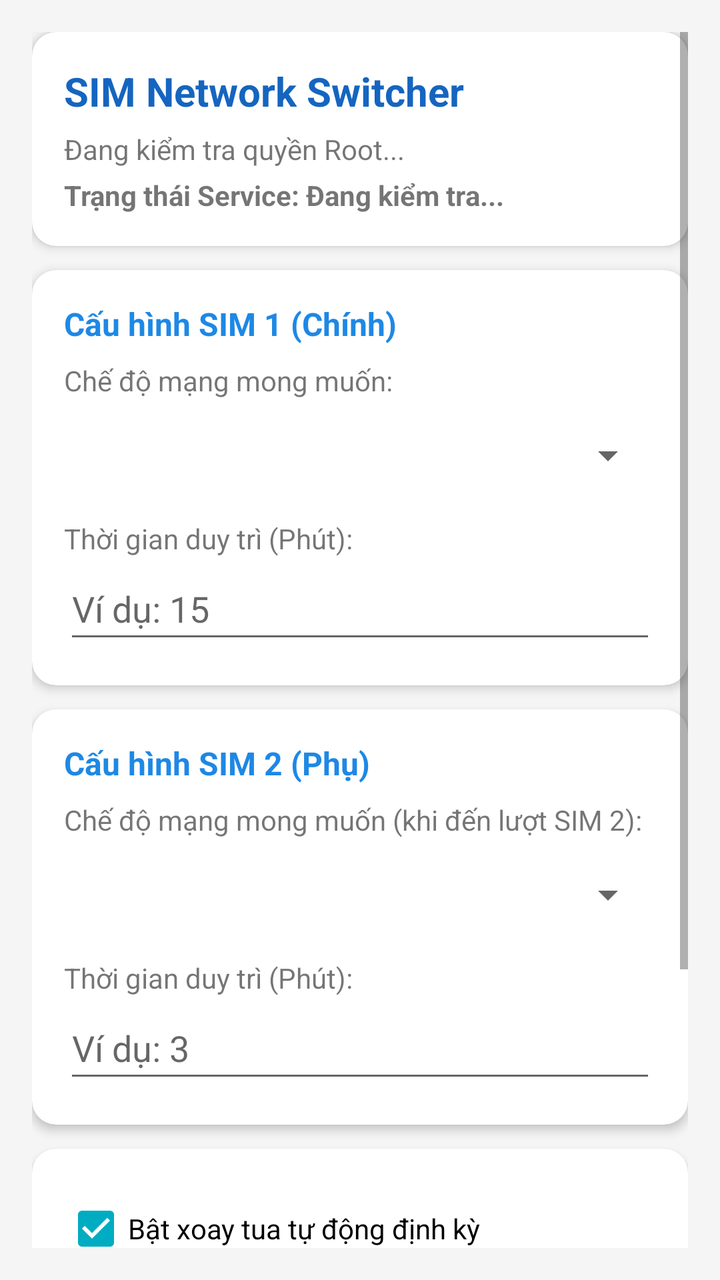
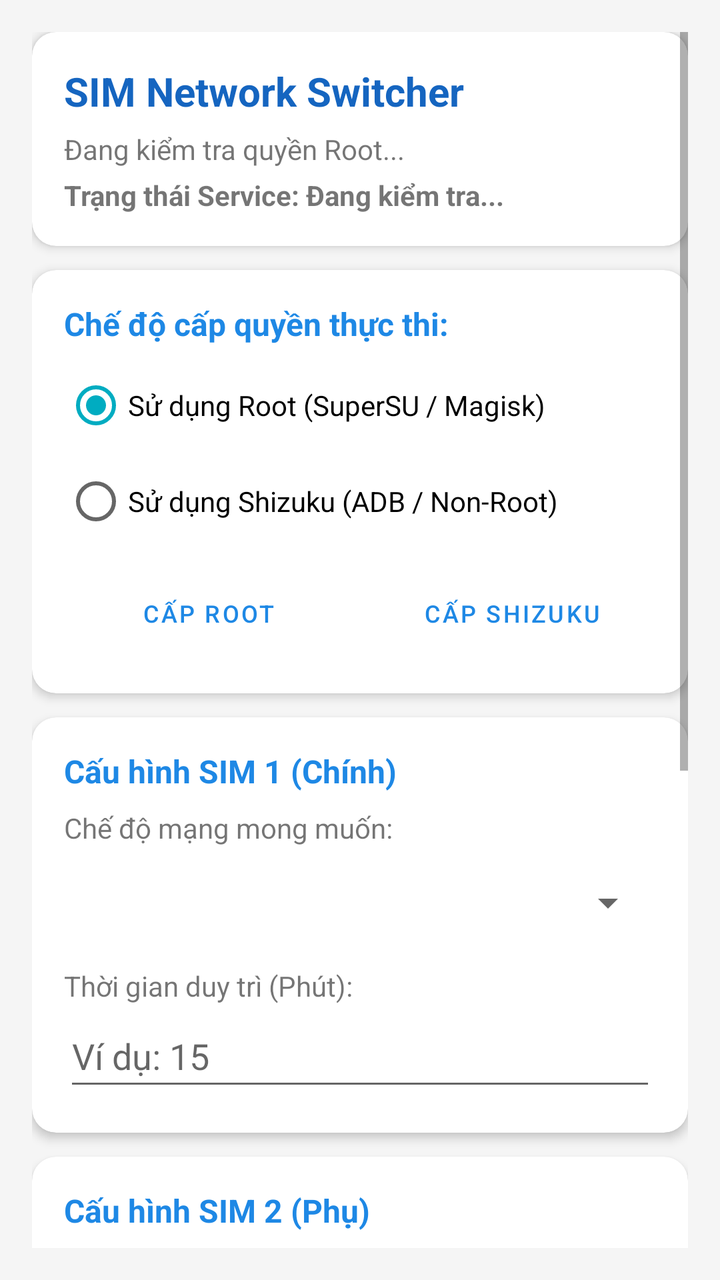

Compare the two renders of this Android layout. The source of the first and the diff that turns it into the second are given below.
<!-- AndroidManifest.xml: application theme Theme.SIMSwitcher -->
<!-- res/layout/activity_main.xml -->
<?xml version="1.0" encoding="utf-8"?>
<ScrollView xmlns:android="http://schemas.android.com/apk/res/android"
    xmlns:app="http://schemas.android.com/apk/res-auto"
    android:layout_width="match_parent"
    android:layout_height="match_parent"
    android:padding="16dp"
    android:background="#F5F5F5">

    <LinearLayout
        android:layout_width="match_parent"
        android:layout_height="wrap_content"
        android:orientation="vertical">

        
        <com.google.android.material.card.MaterialCardView
            android:layout_width="match_parent"
            android:layout_height="wrap_content"
            android:layout_marginBottom="12dp"
            app:cardCornerRadius="12dp"
            app:cardElevation="3dp">

            <LinearLayout
                android:layout_width="match_parent"
                android:layout_height="wrap_content"
                android:orientation="vertical"
                android:padding="16dp">

                <TextView
                    android:id="@+id/tvTitle"
                    android:layout_width="wrap_content"
                    android:layout_height="wrap_content"
                    android:text="SIM Network Switcher"
                    android:textSize="20sp"
                    android:textStyle="bold"
                    android:textColor="@color/primary_dark" />

                <TextView
                    android:id="@+id/tvRootStatus"
                    android:layout_width="wrap_content"
                    android:layout_height="wrap_content"
                    android:layout_marginTop="6dp"
                    android:text="Đang kiểm tra quyền Root..."
                    android:textSize="14sp" />

                <TextView
                    android:id="@+id/tvStatus"
                    android:layout_width="wrap_content"
                    android:layout_height="wrap_content"
                    android:layout_marginTop="4dp"
                    android:text="Trạng thái Service: Đang kiểm tra..."
                    android:textSize="14sp"
                    android:textStyle="bold" />

            </LinearLayout>
        </com.google.android.material.card.MaterialCardView>

        
        <com.google.android.material.card.MaterialCardView
            android:layout_width="match_parent"
            android:layout_height="wrap_content"
            android:layout_marginBottom="12dp"
            app:cardCornerRadius="12dp"
            app:cardElevation="3dp">

            <LinearLayout
                android:layout_width="match_parent"
                android:layout_height="wrap_content"
                android:orientation="vertical"
                android:padding="16dp">

                <TextView
                    android:layout_width="wrap_content"
                    android:layout_height="wrap_content"
                    android:text="Cấu hình SIM 1 (Chính)"
                    android:textSize="16sp"
                    android:textStyle="bold"
                    android:textColor="@color/primary" />

                <TextView
                    android:layout_width="wrap_content"
                    android:layout_height="wrap_content"
                    android:layout_marginTop="8dp"
                    android:text="Chế độ mạng mong muốn:"
                    android:textSize="14sp" />

                <Spinner
                    android:id="@+id/spinnerSim1Mode"
                    android:layout_width="match_parent"
                    android:layout_height="wrap_content"
                    android:layout_marginTop="4dp"
                    android:minHeight="48dp" />

                <TextView
                    android:layout_width="wrap_content"
                    android:layout_height="wrap_content"
                    android:layout_marginTop="8dp"
                    android:text="Thời gian duy trì (Phút):"
                    android:textSize="14sp" />

                <EditText
                    android:id="@+id/etSim1Time"
                    android:layout_width="match_parent"
                    android:layout_height="wrap_content"
                    android:inputType="number"
                    android:hint="Ví dụ: 15"
                    android:minHeight="48dp" />

            </LinearLayout>
        </com.google.android.material.card.MaterialCardView>

        
        <com.google.android.material.card.MaterialCardView
            android:layout_width="match_parent"
            android:layout_height="wrap_content"
            android:layout_marginBottom="12dp"
            app:cardCornerRadius="12dp"
            app:cardElevation="3dp">

            <LinearLayout
                android:layout_width="match_parent"
                android:layout_height="wrap_content"
                android:orientation="vertical"
                android:padding="16dp">

                <TextView
                    android:layout_width="wrap_content"
                    android:layout_height="wrap_content"
                    android:text="Cấu hình SIM 2 (Phụ)"
                    android:textSize="16sp"
                    android:textStyle="bold"
                    android:textColor="@color/primary" />

                <TextView
                    android:layout_width="wrap_content"
                    android:layout_height="wrap_content"
                    android:layout_marginTop="8dp"
                    android:text="Chế độ mạng mong muốn (khi đến lượt SIM 2):"
                    android:textSize="14sp" />

                <Spinner
                    android:id="@+id/spinnerSim2Mode"
                    android:layout_width="match_parent"
                    android:layout_height="wrap_content"
                    android:layout_marginTop="4dp"
                    android:minHeight="48dp" />

                <TextView
                    android:layout_width="wrap_content"
                    android:layout_height="wrap_content"
                    android:layout_marginTop="8dp"
                    android:text="Thời gian duy trì (Phút):"
                    android:textSize="14sp" />

                <EditText
                    android:id="@+id/etSim2Time"
                    android:layout_width="match_parent"
                    android:layout_height="wrap_content"
                    android:inputType="number"
                    android:hint="Ví dụ: 3"
                    android:minHeight="48dp" />

            </LinearLayout>
        </com.google.android.material.card.MaterialCardView>

        
        <com.google.android.material.card.MaterialCardView
            android:layout_width="match_parent"
            android:layout_height="wrap_content"
            android:layout_marginBottom="16dp"
            app:cardCornerRadius="12dp"
            app:cardElevation="3dp">

            <LinearLayout
                android:layout_width="match_parent"
                android:layout_height="wrap_content"
                android:orientation="vertical"
                android:padding="16dp">

                <CheckBox
                    android:id="@+id/cbToggleAirplane"
                    android:layout_width="wrap_content"
                    android:layout_height="wrap_content"
                    android:text="Tự động nháy Chế độ máy bay khi đổi SIM"
                    android:visibility="gone"
                    android:checked="false" />

                <CheckBox
                    android:id="@+id/cbAutoRotation"
                    android:layout_width="wrap_content"
                    android:layout_height="wrap_content"
                    android:text="Bật xoay tua tự động định kỳ"
                    android:checked="true" />

            </LinearLayout>
        </com.google.android.material.card.MaterialCardView>

        
        <Button
            android:id="@+id/btnApplyNow"
            android:layout_width="match_parent"
            android:layout_height="wrap_content"
            android:text="⚡ Áp dụng &amp; Chuyển SIM ngay"
            android:textSize="15sp"
            android:padding="12dp"
            android:layout_marginBottom="8dp"
            app:backgroundTint="@color/primary" />

        <Button
            android:id="@+id/btnSave"
            android:layout_width="match_parent"
            android:layout_height="wrap_content"
            android:text="💾 Lưu cấu hình"
            android:textSize="15sp"
            android:padding="12dp"
            android:layout_marginBottom="8dp"
            app:backgroundTint="@color/teal_700" />

        <Button
            android:id="@+id/btnToggleService"
            android:layout_width="match_parent"
            android:layout_height="wrap_content"
            android:text="Khởi chạy Service"
            android:textSize="15sp"
            android:padding="12dp"
            app:backgroundTint="@color/purple_700" />

    </LinearLayout>
</ScrollView>
<!-- resources referenced by this layout -->
<resources>
  <color name="primary">#1E88E5</color>
  <color name="primary_dark">#1565C0</color>
  <color name="purple_700">#FF3700B3</color>
  <color name="teal_700">#FF018786</color>
  <style name="Theme.SIMSwitcher" parent="Theme.MaterialComponents.DayNight.DarkActionBar">
          <item name="colorPrimary">@color/primary</item>
          <item name="colorPrimaryDark">@color/primary_dark</item>
          <item name="colorAccent">@color/accent</item>
      </style>
  <color name="accent">#00ACC1</color>
</resources>

<!-- the commit's change to res/layout/activity_main.xml (unified diff, before → after) -->
@@ -71,6 +71,81 @@
                 <TextView
                     android:layout_width="wrap_content"
                     android:layout_height="wrap_content"
+                    android:text="Chế độ cấp quyền thực thi:"
+                    android:textSize="16sp"
+                    android:textStyle="bold"
+                    android:textColor="@color/primary" />
+
+                <RadioGroup
+                    android:id="@+id/rgExecutionMode"
+                    android:layout_width="match_parent"
+                    android:layout_height="wrap_content"
+                    android:layout_marginTop="6dp"
+                    android:orientation="vertical">
+
+                    <RadioButton
+                        android:id="@+id/rbModeRoot"
+                        android:layout_width="wrap_content"
+                        android:layout_height="wrap_content"
+                        android:text="Sử dụng Root (SuperSU / Magisk)"
+                        android:checked="true" />
+
+                    <RadioButton
+                        android:id="@+id/rbModeShizuku"
+                        android:layout_width="wrap_content"
+                        android:layout_height="wrap_content"
+                        android:text="Sử dụng Shizuku (ADB / Non-Root)" />
+
+                </RadioGroup>
+
+                <LinearLayout
+                    android:layout_width="match_parent"
+                    android:layout_height="wrap_content"
+                    android:layout_marginTop="8dp"
+                    android:orientation="horizontal">
+
+                    <Button
+                        android:id="@+id/btnReqRoot"
+                        style="@style/Widget.MaterialComponents.Button.OutlinedButton"
+                        android:layout_width="0dp"
+                        android:layout_height="wrap_content"
+                        android:layout_weight="1"
+                        android:layout_marginEnd="4dp"
+                        android:text="Cấp Root"
+                        android:textSize="12sp" />
+
+                    <Button
+                        android:id="@+id/btnReqShizuku"
+                        style="@style/Widget.MaterialComponents.Button.OutlinedButton"
+                        android:layout_width="0dp"
+                        android:layout_height="wrap_content"
+                        android:layout_weight="1"
+                        android:layout_marginStart="4dp"
+                        android:text="Cấp Shizuku"
+                        android:textSize="12sp" />
+
+                </LinearLayout>
+
+            </LinearLayout>
+        </com.google.android.material.card.MaterialCardView>
+
+        
+        <com.google.android.material.card.MaterialCardView
+            android:layout_width="match_parent"
+            android:layout_height="wrap_content"
+            android:layout_marginBottom="12dp"
+            app:cardCornerRadius="12dp"
+            app:cardElevation="3dp">
+
+            <LinearLayout
+                android:layout_width="match_parent"
+                android:layout_height="wrap_content"
+                android:orientation="vertical"
+                android:padding="16dp">
+
+                <TextView
+                    android:layout_width="wrap_content"
+                    android:layout_height="wrap_content"
                     android:text="Cấu hình SIM 1 (Chính)"
                     android:textSize="16sp"
                     android:textStyle="bold"
